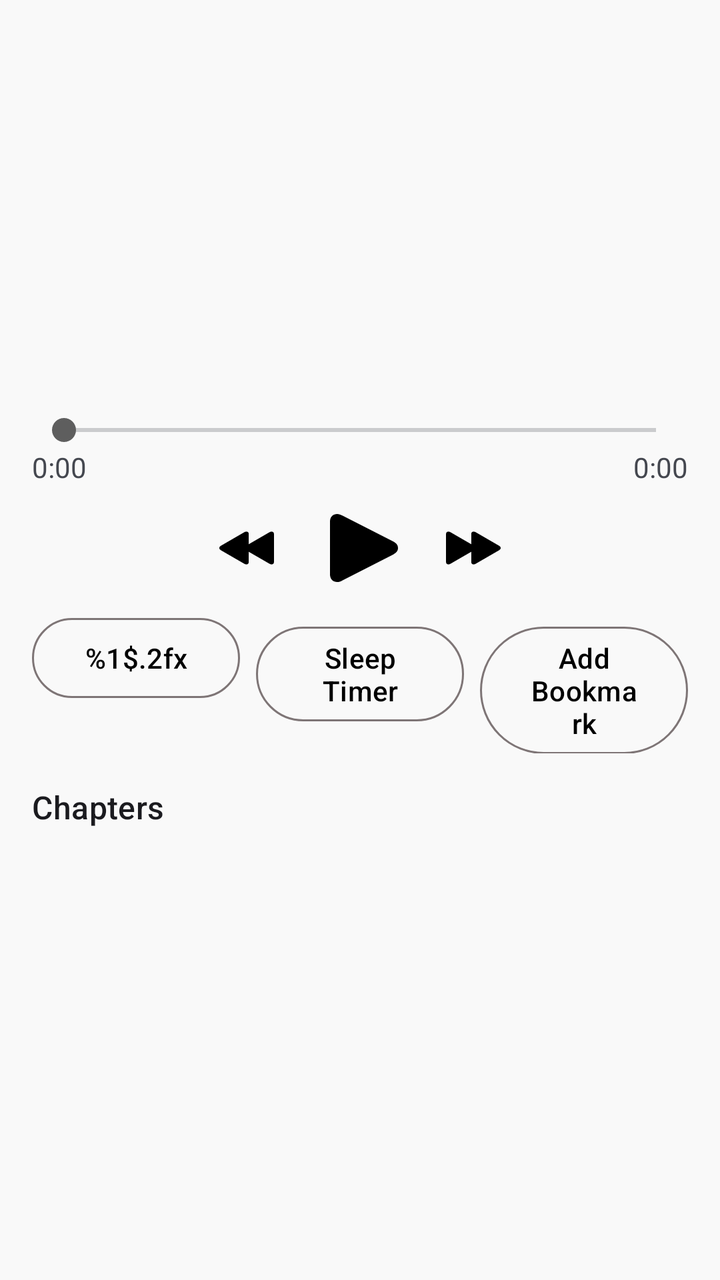
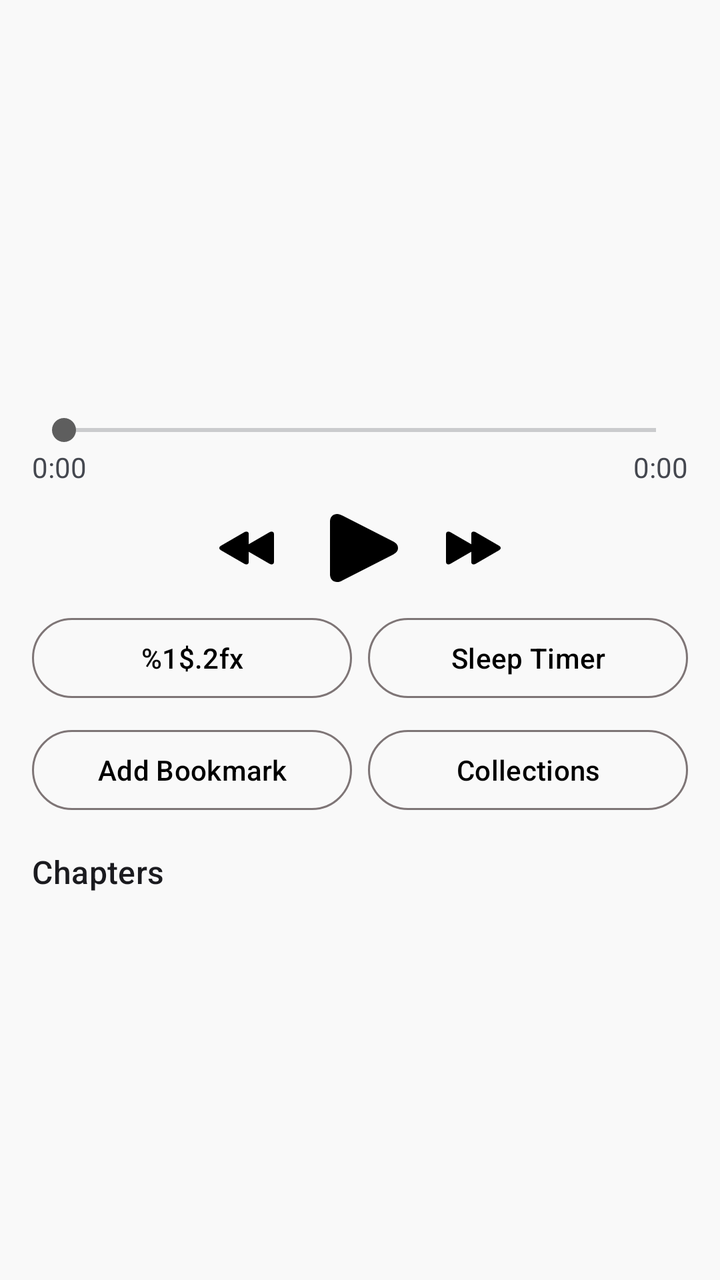

The first picture is an Android layout as it rendered before a commit; the second is the same layout after the commit. The layout source and the unified diff follow.
<!-- AndroidManifest.xml: application theme Theme.Folio -->
<!-- res/layout/fragment_player_sheet.xml -->
<?xml version="1.0" encoding="utf-8"?>
<androidx.core.widget.NestedScrollView xmlns:android="http://schemas.android.com/apk/res/android"
    xmlns:app="http://schemas.android.com/apk/res-auto"
    android:layout_width="match_parent"
    android:layout_height="wrap_content">

<LinearLayout
    android:layout_width="match_parent"
    android:layout_height="wrap_content"
    android:orientation="vertical"
    android:padding="16dp">

    <ImageView
        android:id="@+id/player_cover"
        android:layout_width="@dimen/book_cover_size_large"
        android:layout_height="@dimen/book_cover_size_large"
        android:layout_gravity="center_horizontal"
        android:layout_marginBottom="16dp"
        android:contentDescription="@null"
        android:scaleType="centerCrop" />

    <TextView
        android:id="@+id/player_title"
        android:layout_width="match_parent"
        android:layout_height="wrap_content"
        android:textAppearance="?attr/textAppearanceHeadlineSmall" />

    <TextView
        android:id="@+id/player_author"
        android:layout_width="match_parent"
        android:layout_height="wrap_content"
        android:textAppearance="?attr/textAppearanceBodyLarge" />

    <TextView
        android:id="@+id/player_description"
        android:layout_width="match_parent"
        android:layout_height="wrap_content"
        android:layout_marginTop="4dp"
        android:layout_marginBottom="12dp"
        android:maxLines="4"
        android:ellipsize="end"
        android:textAppearance="?attr/textAppearanceBodyMedium"
        android:visibility="gone" />

    <SeekBar
        android:id="@+id/player_seekbar"
        android:layout_width="match_parent"
        android:layout_height="wrap_content" />

    <LinearLayout
        android:layout_width="match_parent"
        android:layout_height="wrap_content"
        android:orientation="horizontal">

        <TextView
            android:id="@+id/player_position_text"
            android:layout_width="0dp"
            android:layout_height="wrap_content"
            android:layout_weight="1"
            android:text="@string/default_time" />

        <TextView
            android:id="@+id/player_duration_text"
            android:layout_width="wrap_content"
            android:layout_height="wrap_content"
            android:text="@string/default_time" />

    </LinearLayout>

    <LinearLayout
        android:layout_width="match_parent"
        android:layout_height="wrap_content"
        android:layout_marginTop="12dp"
        android:gravity="center"
        android:orientation="horizontal">

        <ImageButton
            android:id="@+id/player_skip_backward"
            android:layout_width="wrap_content"
            android:layout_height="wrap_content"
            android:background="?attr/selectableItemBackgroundBorderless"
            android:contentDescription="@string/skip_backward"
            android:src="@drawable/ic_apple_previous" />

        <ImageButton
            android:id="@+id/player_play_pause"
            android:layout_width="wrap_content"
            android:layout_height="wrap_content"
            android:layout_marginHorizontal="24dp"
            android:background="?attr/selectableItemBackgroundBorderless"
            android:contentDescription="@string/play"
            android:src="@drawable/ic_apple_play" />

        <ImageButton
            android:id="@+id/player_skip_forward"
            android:layout_width="wrap_content"
            android:layout_height="wrap_content"
            android:background="?attr/selectableItemBackgroundBorderless"
            android:contentDescription="@string/skip_forward"
            android:src="@drawable/ic_apple_next" />

    </LinearLayout>

    <LinearLayout
        android:layout_width="match_parent"
        android:layout_height="wrap_content"
        android:layout_marginTop="12dp"
        android:orientation="horizontal">

        <com.google.android.material.button.MaterialButton
            android:id="@+id/player_speed_button"
            style="?attr/materialButtonOutlinedStyle"
            android:layout_width="0dp"
            android:layout_height="wrap_content"
            android:layout_marginEnd="8dp"
            android:layout_weight="1"
            android:text="@string/playback_speed_value" />

        <com.google.android.material.button.MaterialButton
            android:id="@+id/player_sleep_timer_button"
            style="?attr/materialButtonOutlinedStyle"
            android:layout_width="0dp"
            android:layout_height="wrap_content"
            android:layout_marginEnd="8dp"
            android:layout_weight="1"
            android:text="@string/sleep_timer" />

        <com.google.android.material.button.MaterialButton
            android:id="@+id/player_bookmark_button"
            style="?attr/materialButtonOutlinedStyle"
            android:layout_width="0dp"
            android:layout_height="wrap_content"
            android:layout_weight="1"
            android:text="@string/add_bookmark" />

    </LinearLayout>

    <TextView
        android:id="@+id/chapters_header"
        android:layout_width="match_parent"
        android:layout_height="wrap_content"
        android:layout_marginTop="16dp"
        android:text="@string/chapters"
        android:textAppearance="?attr/textAppearanceTitleMedium" />

    <androidx.recyclerview.widget.RecyclerView
        android:id="@+id/chapters_list"
        android:layout_width="match_parent"
        android:layout_height="wrap_content"
        android:nestedScrollingEnabled="false" />

</LinearLayout>
</androidx.core.widget.NestedScrollView>
<!-- resources referenced by this layout -->
<resources>
  <dimen name="book_cover_size_large">120dp</dimen>
  <string name="add_bookmark">Add Bookmark</string>
  <string name="chapters">Chapters</string>
  <string name="default_time" translatable="false">0:00</string>
  <string name="play">Play</string>
  <string name="playback_speed_value">%1$.2fx</string>
  <string name="skip_backward">Skip backward</string>
  <string name="skip_forward">Skip forward</string>
  <string name="sleep_timer">Sleep Timer</string>
  <style name="Theme.Folio" parent="Base.Theme.Folio" />
  <color name="md_theme_primary">#000000</color>
  <color name="md_theme_onPrimary">#FFFFFF</color>
  <color name="md_theme_primaryContainer">#262626</color>
  <color name="md_theme_onPrimaryContainer">#B1B1B1</color>
  <color name="md_theme_secondary">#5E5E5E</color>
  <color name="md_theme_onSecondary">#FFFFFF</color>
  <color name="md_theme_secondaryContainer">#E6E6E6</color>
  <color name="md_theme_onSecondaryContainer">#4A4A4A</color>
  <color name="md_theme_tertiary">#000000</color>
  <color name="md_theme_onTertiary">#FFFFFF</color>
  <color name="md_theme_tertiaryContainer">#262626</color>
  <color name="md_theme_onTertiaryContainer">#B1B1B1</color>
  <color name="md_theme_error">#BA1A1A</color>
  <color name="md_theme_onError">#FFFFFF</color>
  <color name="md_theme_errorContainer">#FFDAD6</color>
  <color name="md_theme_onErrorContainer">#410002</color>
  <color name="md_theme_background">#F9F9F9</color>
  <color name="md_theme_onBackground">#1B1B1B</color>
  <color name="md_theme_surface">#F9F9F9</color>
  <color name="md_theme_onSurface">#1B1B1B</color>
  <color name="md_theme_surfaceVariant">#EBE0E1</color>
  <color name="md_theme_onSurfaceVariant">#4C4546</color>
  <color name="md_theme_outline">#7E7576</color>
  <color name="md_theme_outlineVariant">#CFC4C5</color>
  <color name="md_theme_inverseSurface">#303030</color>
  <color name="md_theme_inverseOnSurface">#F1F1F1</color>
  <color name="md_theme_inversePrimary">#C6C6C6</color>
  <color name="md_theme_primaryFixed">#E2E2E2</color>
  <color name="md_theme_onPrimaryFixed">#1B1B1B</color>
  <color name="md_theme_primaryFixedDim">#C6C6C6</color>
  <color name="md_theme_onPrimaryFixedVariant">#474747</color>
  <color name="md_theme_secondaryFixed">#E2E2E2</color>
  <color name="md_theme_onSecondaryFixed">#1B1B1B</color>
  <color name="md_theme_secondaryFixedDim">#C6C6C6</color>
  <color name="md_theme_onSecondaryFixedVariant">#474747</color>
  <color name="md_theme_tertiaryFixed">#E2E2E2</color>
  <color name="md_theme_onTertiaryFixed">#1B1B1B</color>
  <color name="md_theme_tertiaryFixedDim">#C6C6C6</color>
  <color name="md_theme_onTertiaryFixedVariant">#474747</color>
  <color name="md_theme_surfaceDim">#DADADA</color>
  <color name="md_theme_surfaceBright">#F9F9F9</color>
  <color name="md_theme_surfaceContainerLowest">#FFFFFF</color>
  <color name="md_theme_surfaceContainerLow">#F3F3F3</color>
  <color name="md_theme_surfaceContainer">#EEEEEE</color>
  <color name="md_theme_surfaceContainerHigh">#E8E8E8</color>
  <color name="md_theme_surfaceContainerHighest">#E2E2E2</color>
  <color name="contrast_themeColor">#FA233B</color>
  <color name="contrast_colorOnSurface">#000000</color>
  <color name="contrast_colorBackground">#FFFFFF</color>
  <color name="contrast_colorBackgroundElevated">#F5F5F5</color>
  <color name="contrast_colorBackgroundBottomNav">#FFFFFF</color>
  <color name="contrast_colorBackgroundContainer">#E6E6E6</color>
  <color name="contrast_colorOnSurfaceFainted">#80000000</color>
  <color name="contrast_colorOnSurfaceSecondary">#B3000000</color>
  <color name="contrast_colorOutline">#0D000000</color>
  <color name="contrast_listBackground">#EFEFF4</color>
  <color name="contrast_cardBackground">@color/contrast_colorBackground</color>
  <color name="contrast_listButtonTint">#DCDCDD</color>
  <!-- unchanged entries left out for length: 11 -->
</resources>

<!-- the commit's change to res/layout/fragment_player_sheet.xml (unified diff, before → after) -->
@@ -121,17 +121,33 @@
             style="?attr/materialButtonOutlinedStyle"
             android:layout_width="0dp"
             android:layout_height="wrap_content"
-            android:layout_marginEnd="8dp"
             android:layout_weight="1"
             android:text="@string/sleep_timer" />
+
+    </LinearLayout>
+
+    <LinearLayout
+        android:layout_width="match_parent"
+        android:layout_height="wrap_content"
+        android:layout_marginTop="8dp"
+        android:orientation="horizontal">
 
         <com.google.android.material.button.MaterialButton
             android:id="@+id/player_bookmark_button"
             style="?attr/materialButtonOutlinedStyle"
             android:layout_width="0dp"
             android:layout_height="wrap_content"
+            android:layout_marginEnd="8dp"
             android:layout_weight="1"
             android:text="@string/add_bookmark" />
+
+        <com.google.android.material.button.MaterialButton
+            android:id="@+id/player_collection_button"
+            style="?attr/materialButtonOutlinedStyle"
+            android:layout_width="0dp"
+            android:layout_height="wrap_content"
+            android:layout_weight="1"
+            android:text="@string/add_to_collection" />
 
     </LinearLayout>
 
<!-- resource entries referenced after the edit -->
@@ -2,6 +2,7 @@
 <resources>
   <dimen name="book_cover_size_large">120dp</dimen>
   <string name="add_bookmark">Add Bookmark</string>
+  <string name="add_to_collection">Collections</string>
   <string name="chapters">Chapters</string>
   <string name="default_time" translatable="false">0:00</string>
   <string name="play">Play</string>
